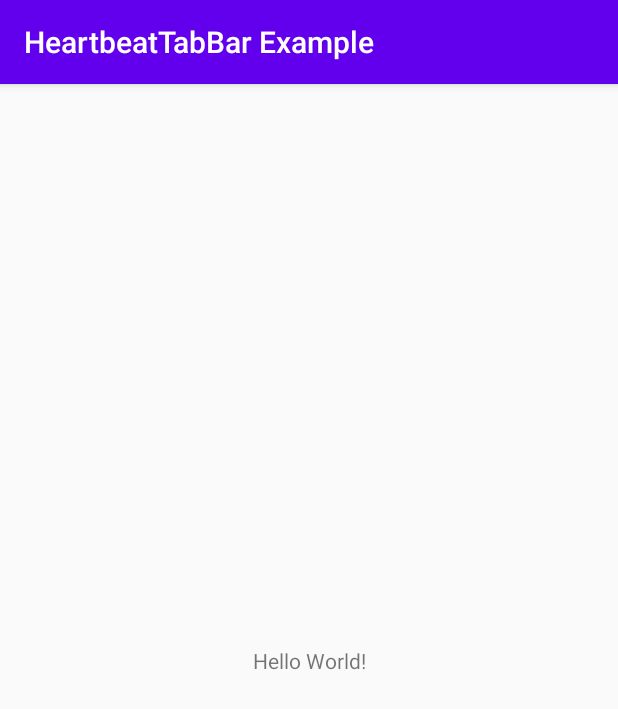
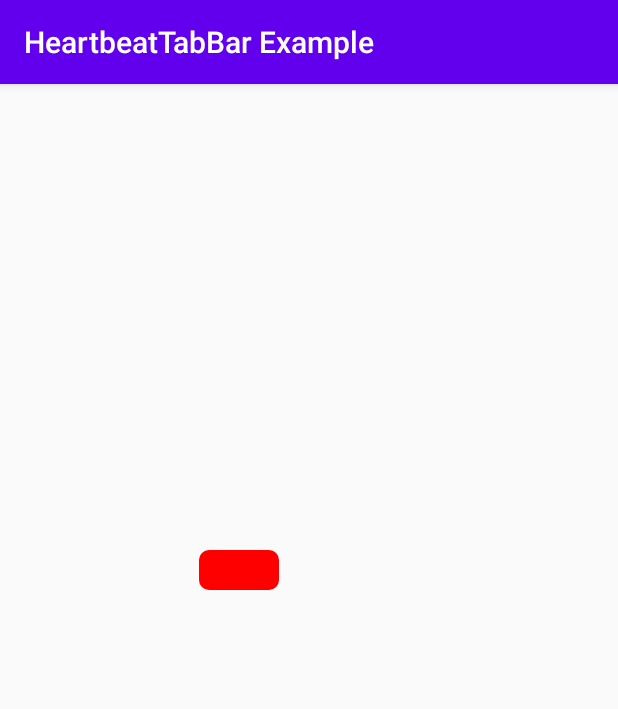
Before and after one commit to ugurcmk/HeartbeatTabBar, an Android app: the screen it shows after launch (MainActivity), on a phone screen of 412 x 824 dp. Shown: the top 709 px of the screen. Run offline under Robolectric (Android 15) with nearby library versions, the phone set to English and light mode, and no system bars.

Commit message:
Add view class

```diff
--- /dev/null
+++ b/HearbeatTabBar/src/main/java/ugurcmk/HearbeatTabBar.kt
@@ -0,0 +1,23 @@
+package ugurcmk
+
+import android.content.Context
+import android.graphics.Canvas
+import android.graphics.Color
+import android.graphics.Paint
+import android.util.AttributeSet
+import android.view.View
+
+class HearbeatTabBar @JvmOverloads constructor(
+    context: Context,
+    attrs: AttributeSet? = null,
+    defStyleAttr: Int = 0
+): View(context, attrs, defStyleAttr) {
+
+    val paint = Paint().apply {
+        color = Color.RED
+    }
+
+    override fun onDraw(canvas: Canvas?) {
+        canvas?.drawRoundRect(40f,40f,120f,80f, 10f, 10f, paint)
+    }
+}
--- a/app/src/main/res/layout/activity_main.xml
+++ b/app/src/main/res/layout/activity_main.xml
@@ -6,13 +6,13 @@
     android:layout_height="match_parent"
     tools:context=".MainActivity">
 
-    <TextView
-        android:layout_width="wrap_content"
-        android:layout_height="wrap_content"
-        android:text="Hello World!"
-        app:layout_constraintBottom_toBottomOf="parent"
+
+    <ugurcmk.HearbeatTabBar
         app:layout_constraintLeft_toLeftOf="parent"
         app:layout_constraintRight_toRightOf="parent"
-        app:layout_constraintTop_toTopOf="parent" />
+        app:layout_constraintTop_toTopOf="parent"
+        app:layout_constraintBottom_toBottomOf="parent"
+        android:layout_width="200dp"
+        android:layout_height="200dp" />
 
 </androidx.constraintlayout.widget.ConstraintLayout>
```
Also changed, not shown: 1 other file.
